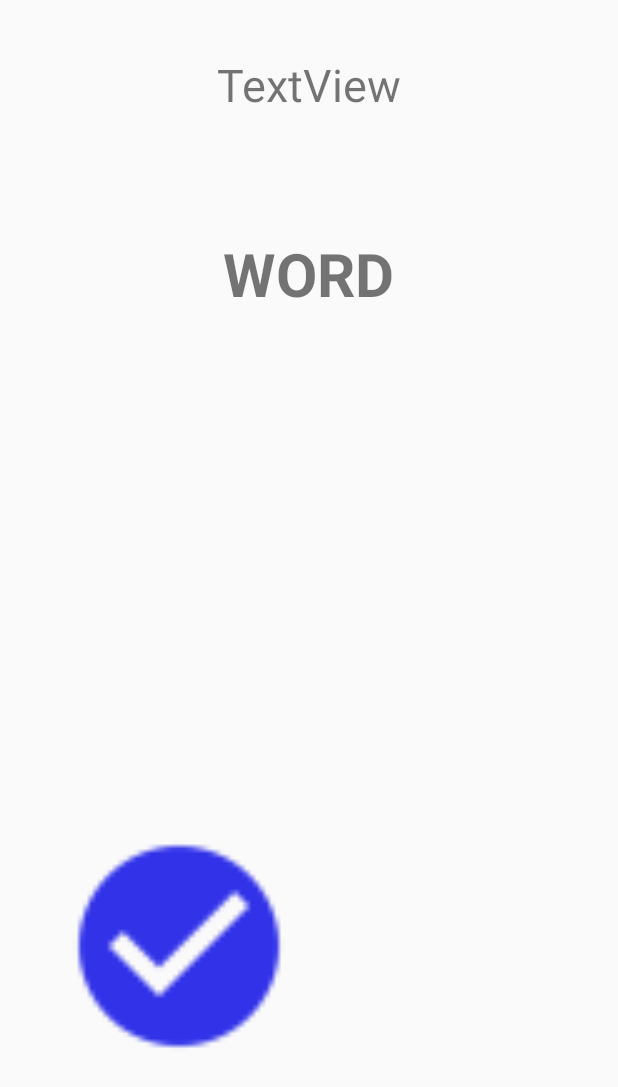
After one commit to PawelNowak1/Latin-Game, an Android app: the GameActivity screen opened directly, with no data from a screen before it, on a phone screen of 412 x 824 dp. The commit adds this screen. Shown: the top 1087 px of the screen. Run offline under Robolectric (Android 15) with nearby library versions, the phone set to English and light mode, and no system bars; 1 statement that could not run was skipped.

Commit message:
New activities

```diff
--- a/app/src/main/AndroidManifest.xml
+++ b/app/src/main/AndroidManifest.xml
@@ -16,8 +16,9 @@
                 <category android:name="android.intent.category.LAUNCHER" />
             </intent-filter>
         </activity>
-        <activity android:name=".HowManyPlayersActivity"></activity>
-        <activity android:name=".GiveNamesActivity"></activity>
+        <activity android:name=".HowManyPlayersActivity" />
+        <activity android:name=".GiveNamesActivity" />
+        <activity android:name=".GameActivity"></activity>
     </application>
 
 </manifest>
--- /dev/null
+++ b/app/src/main/java/com/latingame/pawel/latingame/Game.java
@@ -0,0 +1,6 @@
+package com.latingame.pawel.latingame;
+
+public class Game {
+
+
+}
--- /dev/null
+++ b/app/src/main/java/com/latingame/pawel/latingame/GameActivity.java
@@ -0,0 +1,69 @@
+package com.latingame.pawel.latingame;
+
+import android.annotation.SuppressLint;
+import android.support.v7.app.AppCompatActivity;
+import android.os.Bundle;
+import android.util.Log;
+import android.view.MotionEvent;
+import android.view.View;
+import android.widget.Button;
+import android.widget.ImageButton;
+import android.widget.ProgressBar;
+import android.widget.TextView;
+
+import com.latingame.pawel.latingame.game.MySQLiteHelper;
+import com.latingame.pawel.latingame.game.Word;
+
+public class GameActivity extends AppCompatActivity {
+
+    private static final String TAG = GameActivity.class.getSimpleName();
+
+    @Override
+    protected void onCreate(Bundle savedInstanceState) {
+        super.onCreate(savedInstanceState);
+        setContentView(R.layout.activity_game);
+        init();
+    }
+
+    private void init(){
+        initPlayers();
+        initWords();
+        initProgressBar();
+    }
+
+    private void initWords(){
+        MySQLiteHelper db = new MySQLiteHelper(this);
+        db.addWord(new Word("A fructibus eorum cognoscetis eos", "Po ich owocach ich poznacie", "Jezus Chrystus - Wulgata, Ewangelia Mateusza 7:15, 20"));
+        db.addWord(new Word("A planta pedis usque verticum eius", "Od podeszwy stopy do głowy jego", "Wulgata, Księga Hioba 2, 7"));
+        db.addWord(new Word("Ab alio exspectes, alteri quod feceris", "Od innego oczekuj tego, co robisz drugiemu; jak Kuba Bogu, tak Bóg Kubie", "Autor: Seneka"));
+        db.addWord(new Word("Absterget Deus omnem lacrimam ab oculis eorum", "I otrze Bóg wszelką łzę z oczu ich. ", "Wulgata, Apokalipsa wg św. Jana"));
+        db.addWord(new Word("Actus hominis non dignitas iudicentur", "Niech będą sądzone czyny człowieka, a nie jego godność", "Minucjusz Feliks, Octavius 36"));
+
+
+        db.addWord(new Word("", "", ""));
+    }
+
+    @SuppressLint("ClickableViewAccessibility")
+    private void initProgressBar(){
+        final ProgressBar progressBar = findViewById(R.id.progressBar);
+        ImageButton correctBtn = findViewById(R.id.correctBtn);
+
+        correctBtn.setOnTouchListener(new View.OnTouchListener() {
+            @Override
+            public boolean onTouch(View view, MotionEvent motionEvent) {
+                int progress = progressBar.getProgress() + 5;
+                progressBar.setProgress(progress);
+                Log.d(TAG, "onTouch: KURWA O CO CHODZI " + progress);
+                return false;
+            }
+        });
+
+    }
+    private void initPlayers(){
+        Bundle extras = getIntent().getExtras();
+        assert extras != null;
+        String[] names = extras.getStringArray("names");
+        TextView textView = findViewById(R.id.textView3);
+
+    }
+}
--- a/app/src/main/java/com/latingame/pawel/latingame/HowManyPlayersActivity.java
+++ b/app/src/main/java/com/latingame/pawel/latingame/HowManyPlayersActivity.java
@@ -55,6 +55,8 @@ public class HowManyPlayersActivity extends AppCompatActivity {
         playButton.setOnClickListener(new View.OnClickListener() {
             @Override
             public void onClick(View view) {
+                //if(seekBar.getProgress() == 0)
+
                 Intent newActivityStart = new Intent(HowManyPlayersActivity.this, GiveNamesActivity.class);
                 newActivityStart.putExtra("Progress", seekBar.getProgress() + 1);
 
--- /dev/null
+++ b/app/src/main/java/com/latingame/pawel/latingame/game/MySQLiteHelper.java
@@ -0,0 +1,85 @@
+package com.latingame.pawel.latingame.game;
+
+import android.content.ContentValues;
+import android.content.Context;
+import android.database.Cursor;
+import android.database.sqlite.SQLiteDatabase;
+import android.database.sqlite.SQLiteOpenHelper;
+
+public class MySQLiteHelper extends SQLiteOpenHelper {
+
+    private static final int DATABASE_VERSION = 1;
+    private static final String DATABASE_NAME = "WordsDB";
+
+    // Books table name
+    private static final String TABLE_WORDS = "words";
+
+    // Books Table Columns names
+    private static final String KEY_ID = "id";
+    private static final String KEY_MAXIM = "maxim";
+    private static final String KEY_TRANSLATION = "translation";
+    private static final String KEY_EXTRAINFO = "extraInfo";
+
+    private static final String[] COLUMNS = {KEY_ID, KEY_MAXIM, KEY_TRANSLATION, KEY_EXTRAINFO};
+
+
+
+    public MySQLiteHelper(Context context) {
+        super(context, DATABASE_NAME, null, DATABASE_VERSION);
+    }
+
+    @Override
+    public void onCreate(SQLiteDatabase sqLiteDatabase) {
+        String CREATE_BOOK_TABLE = "CREATE TABLE words ( " +
+                "id INTEGER PRIMARY KEY AUTOINCREMENT, " +
+                "maxim TEXT, "+
+                "translation TEXT, "+
+                "extraInfo TEXT )";
+
+        // create books table
+        sqLiteDatabase.execSQL(CREATE_BOOK_TABLE);
+    }
+
+    @Override
+    public void onUpgrade(SQLiteDatabase sqLiteDatabase, int i, int i1) {
+        sqLiteDatabase.execSQL("DROP TABLE IF EXISTS words");
+
+        this.onCreate(sqLiteDatabase);
+    }
+
+    public void addWord(Word word){
+
+        SQLiteDatabase db = this.getWritableDatabase();
+
+        ContentValues values = new ContentValues();
+        values.put(KEY_MAXIM, word.getMaxim());
+        values.put(KEY_TRANSLATION, word.getTranslation());
+        values.put(KEY_EXTRAINFO, word.getExtraInfo());
+
+        db.insert(TABLE_WORDS, null, values);
+        db.close();
+    }
+
+    public Word getWord(int id){
+        SQLiteDatabase db = this.getReadableDatabase();
+        Cursor cursor =
+                db.query(TABLE_WORDS, // a. table
+                        COLUMNS, // b. column names
+                        " id = ?", // c. selections
+                        new String[] { String.valueOf(id) }, // d. selections args
+                        null, // e. group by
+                        null, // f. having
+                        null, // g. order by
+                        null); // h. limit
+        if(cursor != null)
+            cursor.moveToFirst();
+
+        Word word = new Word();
+        word.setId(Integer.parseInt(cursor.getString(0)));
+        word.setMaxim(cursor.getString(1));
+        word.setTranslation(cursor.getString(2));
+        word.setExtraInfo(cursor.getString(3));
+        cursor.close();
+        return word;
+    }
+}
--- /dev/null
+++ b/app/src/main/java/com/latingame/pawel/latingame/game/Word.java
@@ -0,0 +1,50 @@
+package com.latingame.pawel.latingame.game;
+
+public class Word {
+    private int id;
+    private String maxim;
+    private String translation;
+    private String extraInfo;
+
+    public Word(){}
+
+    public Word(String maxim, String translation, String extraInfo){
+        this.maxim = maxim;
+        this.translation = translation;
+        this.extraInfo = extraInfo;
+    }
+
+    @Override
+    public String toString() {
+        return maxim + "\n" + translation + "\n" + extraInfo;
+
+    }
+
+    public String getMaxim() {
+        return maxim;
+    }
+
+    public String getTranslation() {
+        return translation;
+    }
+
+    public String getExtraInfo() {
+        return extraInfo;
+    }
+
+    public void setId(int id) {
+        this.id = id;
+    }
+
+    public void setMaxim(String maxim) {
+        this.maxim = maxim;
+    }
+
+    public void setTranslation(String translation) {
+        this.translation = translation;
+    }
+
+    public void setExtraInfo(String extraInfo) {
+        this.extraInfo = extraInfo;
+    }
+}
--- /dev/null
+++ b/app/src/main/res/drawable/circle.xml
@@ -0,0 +1,10 @@
+<?xml version="1.0" encoding="utf-8"?>
+<shape xmlns:android="http://schemas.android.com/apk/res/android"
+    android:shape="ring"
+    android:innerRadiusRatio="2.5"
+    android:thickness="4dp"
+    android:useLevel="true">
+
+    <solid android:color="@color/colorAccent" />
+
+</shape>
--- /dev/null
+++ b/app/src/main/res/layout/activity_game.xml
@@ -0,0 +1,56 @@
+<?xml version="1.0" encoding="utf-8"?>
+<RelativeLayout xmlns:android="http://schemas.android.com/apk/res/android"
+    xmlns:app="http://schemas.android.com/apk/res-auto"
+    xmlns:tools="http://schemas.android.com/tools"
+    android:layout_width="match_parent"
+    android:layout_height="match_parent"
+    tools:context=".GameActivity">
+
+
+    <TextView
+        android:id="@+id/textView3"
+        android:layout_width="wrap_content"
+        android:layout_height="wrap_content"
+        android:layout_alignParentTop="true"
+        android:layout_centerHorizontal="true"
+        android:layout_marginTop="155dp"
+        android:text="WORD"
+        android:textStyle="bold"
+        android:textSize="40sp"/>
+
+    <TextView
+        android:id="@+id/textView4"
+        android:layout_width="wrap_content"
+        android:layout_height="wrap_content"
+        android:layout_alignParentTop="true"
+        android:layout_centerHorizontal="true"
+        android:layout_marginTop="36dp"
+        android:textSize="30sp"
+        android:text="TextView" />
+
+    <ImageButton
+        android:contentDescription="HALKO"
+        android:background="@drawable/circle"
+        android:scaleType="fitXY"
+        android:id="@+id/correctBtn"
+        android:layout_width="160dp"
+        android:layout_height="160dp"
+        android:layout_alignStart="@+id/progressBar"
+        android:layout_alignLeft="@+id/progressBar"
+        android:layout_alignTop="@+id/progressBar"
+        android:src="@drawable/ic_good" />
+
+    <ProgressBar
+        android:id="@+id/progressBar"
+        style="?android:progressBarStyleHorizontal"
+        android:layout_width="160dp"
+        android:layout_height="160dp"
+        android:layout_alignParentBottom="true"
+        android:layout_alignParentStart="true"
+        android:layout_alignParentLeft="true"
+        android:layout_marginBottom="113dp"
+        android:layout_marginStart="39dp"
+        android:layout_marginLeft="39dp"
+        android:progress="0"
+        android:progressDrawable="@drawable/circle" />
+</RelativeLayout>
--- a/app/src/main/res/layout/custom_edit_text.xml
+++ b/app/src/main/res/layout/custom_edit_text.xml
@@ -5,7 +5,7 @@
 
     <EditText
         android:paddingTop="30dp"
-        android:id="@+id/editText32"
+        android:id="@+id/editText"
         android:layout_width="300dp"
         android:layout_height="wrap_content"
         android:layout_alignParentTop="true"
```
Also changed, not shown: app/src/main/java/com/latingame/pawel/latingame/GiveNamesActivity.java (+25 -32 lines), app/src/main/java/com/latingame/pawel/latingame/adapters/EditTextsAdapter.java (added, +49 -0 lines), app/src/main/res/drawable-hdpi/ic_good.png (added), app/src/main/res/drawable-hdpi/ic_wrong.png (added), app/src/main/res/drawable-mdpi/ic_good.png (added), app/src/main/res/drawable-mdpi/ic_wrong.png (added), app/src/main/res/drawable-xhdpi/ic_good.png (added), app/src/main/res/drawable-xhdpi/ic_wrong.png (added), app/src/main/res/drawable-xxhdpi/ic_good.png (added), app/src/main/res/drawable-xxhdpi/ic_wrong.png (added).
